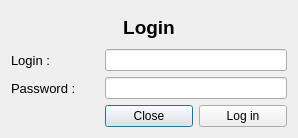
First picture: the form in Client/ClientV2/NewBabelClient/LoginWindow.ui, repository AGuismo/V-and-Co-Babel, before the edit.
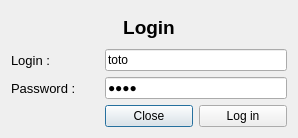
Second picture: the form after the edit.

What changed in the file:
```diff
--- a/Client/ClientV2/NewBabelClient/LoginWindow.ui
+++ b/Client/ClientV2/NewBabelClient/LoginWindow.ui
@@ -41,6 +41,9 @@
    </item>
    <item row="1" column="1" colspan="2">
     <widget class="QLineEdit" name="loginLineEdit">
+     <property name="text">
+      <string>toto</string>
+     </property>
      <property name="maxLength">
       <number>256</number>
      </property>
@@ -48,9 +51,18 @@
    </item>
    <item row="2" column="1" colspan="2">
     <widget class="QLineEdit" name="passwordLineEdit">
+     <property name="inputMask">
+      <string/>
+     </property>
+     <property name="text">
+      <string>poil</string>
+     </property>
      <property name="maxLength">
       <number>256</number>
      </property>
+     <property name="echoMode">
+      <enum>QLineEdit::Password</enum>
+     </property>
     </widget>
    </item>
    <item row="3" column="0">
```
